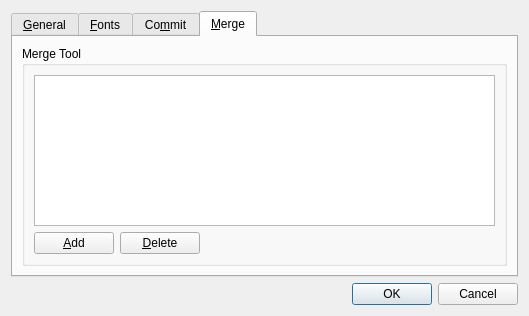
Qt form ui/preferences.ui (timxx/qgitc) before a commit.
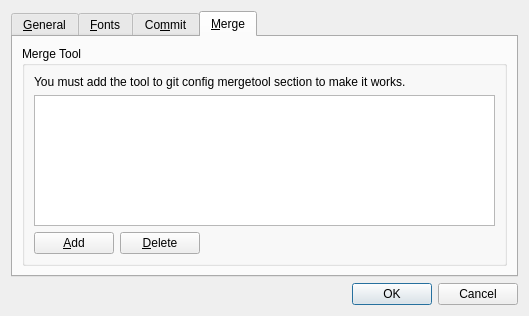
The same form after that commit. Custom widgets are drawn as their Qt base class.

Commit message:
Add a simple image diff tool,
Only have the ability to choose which one to use at the time.

```diff
--- a/ui/preferences.ui
+++ b/ui/preferences.ui
@@ -361,6 +361,13 @@
           <string>Merge Tool</string>
          </property>
          <layout class="QVBoxLayout" name="verticalLayout_8">
+          <item>
+           <widget class="QLabel" name="label_12">
+            <property name="text">
+             <string>You must add the tool to git config mergetool section to make it works.</string>
+            </property>
+           </widget>
+          </item>
           <item>
            <widget class="QTableView" name="tableView">
             <property name="selectionBehavior">
```
The commit also changes 5 other files.
